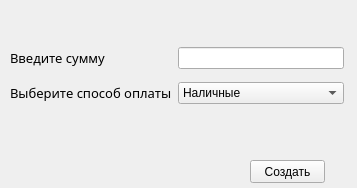
Before: the Qt Designer form add_money.ui in HedRed1/PyQT5, drawn with Qt 5.
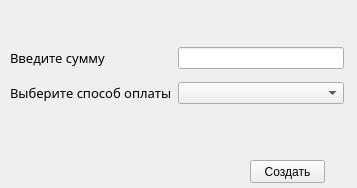
After: the same form once the commit is applied.

```diff
--- a/add_money.ui
+++ b/add_money.ui
@@ -66,13 +66,7 @@
      <widget class="QLineEdit" name="money_input"/>
     </item>
     <item row="1" column="2">
-     <widget class="QComboBox" name="pay_method_comboBox">
-      <item>
-       <property name="text">
-        <string>Наличные</string>
-       </property>
-      </item>
-     </widget>
+     <widget class="QComboBox" name="pay_method_comboBox"/>
     </item>
    </layout>
   </widget>
```
